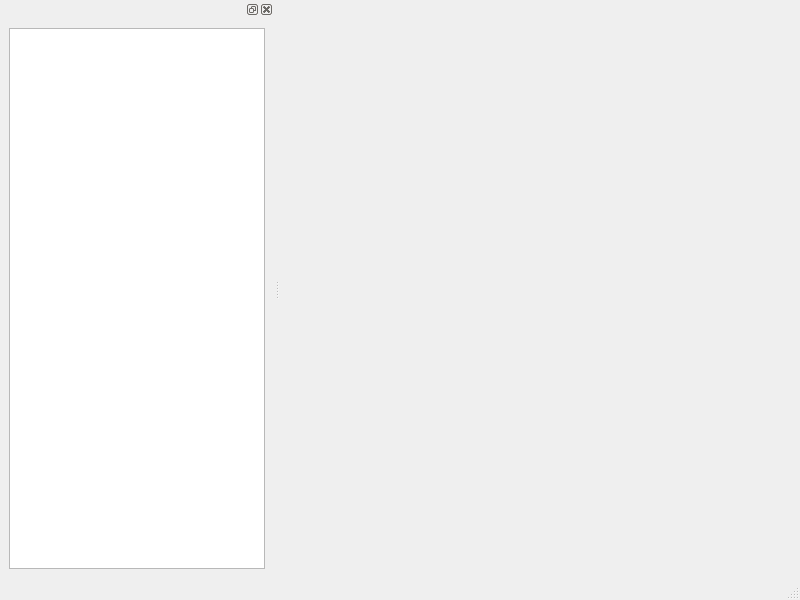
Above: widget/animmainwindow.ui from dridk/estel before the change. Below: the same form after it.
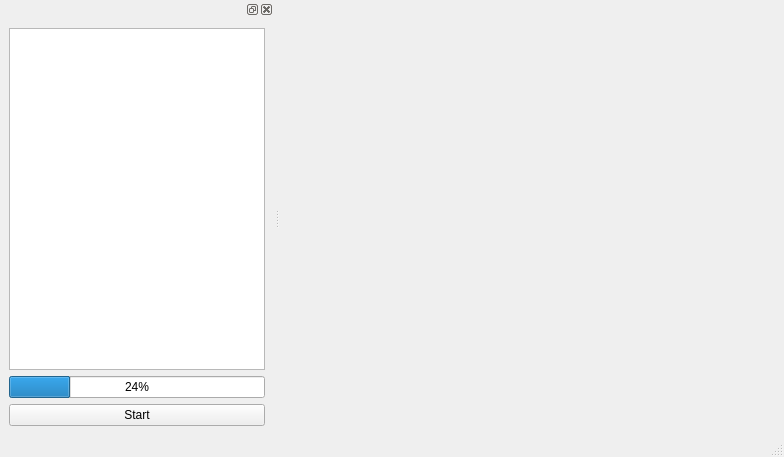
That is the form after the change.

Patch:
```diff
--- a/widget/animmainwindow.ui
+++ b/widget/animmainwindow.ui
@@ -6,8 +6,8 @@
    <rect>
     <x>0</x>
     <y>0</y>
-    <width>800</width>
-    <height>600</height>
+    <width>784</width>
+    <height>457</height>
    </rect>
   </property>
   <property name="windowTitle">
@@ -34,6 +34,20 @@
      <item>
       <widget class="QListWidget" name="listWidget"/>
      </item>
+     <item>
+      <widget class="QProgressBar" name="progressBar">
+       <property name="value">
+        <number>24</number>
+       </property>
+      </widget>
+     </item>
+     <item>
+      <widget class="QPushButton" name="pushButton">
+       <property name="text">
+        <string>Start</string>
+       </property>
+      </widget>
+     </item>
     </layout>
    </widget>
   </widget>
```
Left out of the diff: 2 changed lines with no effect on the pictures.
